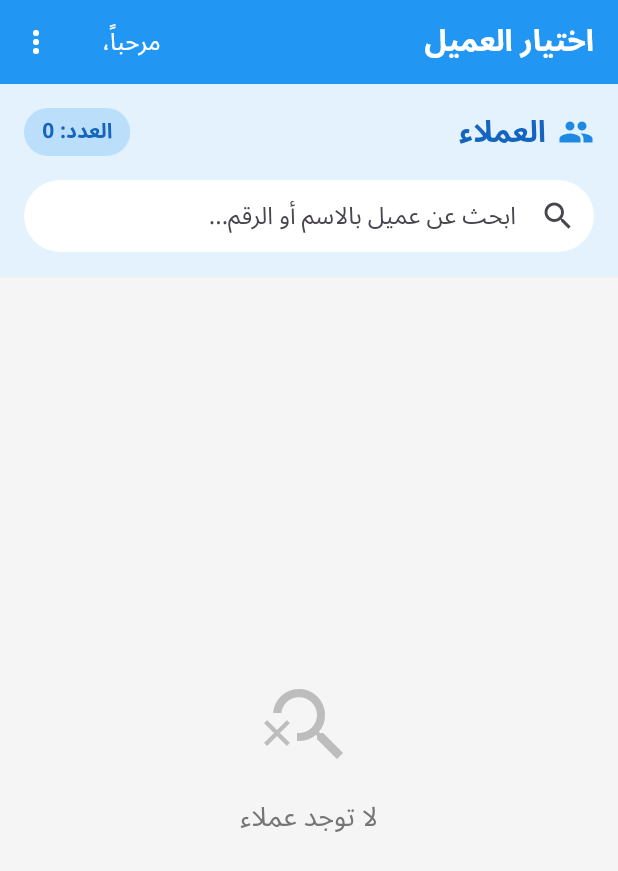
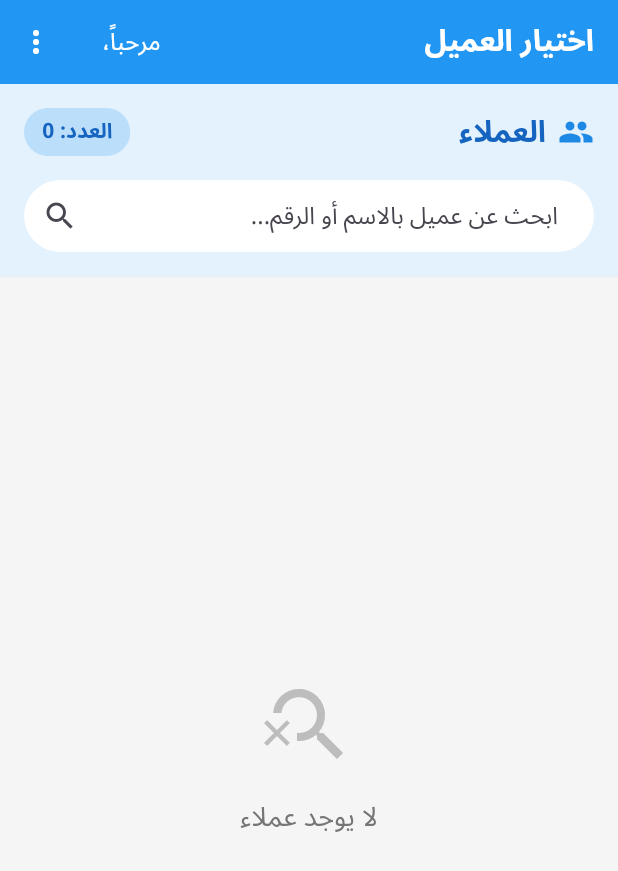
Before and after one commit to qihameedah/JalaAS, a Flutter app: the ContactSelectionScreen screen opened directly with empty values, on a phone screen of 412 x 824 dp. Shown: the top 871 px of the screen. Run offline on Flutter 3.47's test engine with Material 3 defaults, Android fonts, the phone set to English and light mode, and no system bars; our stand-ins replace connectivity_plus, google_fonts, pdf, pin_code_fields, printing, shared_preferences and 1 more; accounts and stored records are empty.

Commit message:
Ma7moud's Commit

```diff
--- a/lib/screens/web/web_contact_selection_screen.dart
+++ b/lib/screens/web/web_contact_selection_screen.dart
@@ -160,7 +160,9 @@ class _ContactSelectionScreenState extends State<ContactSelectionScreen> {
     final screenWidth = MediaQuery.of(context).size.width;
     final isDesktop = screenWidth > 900;
 
-    return Scaffold(
+    return Directionality(
+      textDirection: TextDirection.rtl,
+      child: Scaffold(
         appBar: AppBar(
           title: const Text('اختيار العميل'),
           actions: [
@@ -233,7 +235,7 @@ class _ContactSelectionScreenState extends State<ContactSelectionScreen> {
                       ),
                       const Spacer(),
                       if (_isLoading)
-                      const CircularProgressIndicator()
+                        SizedBox()
                       else
                         Container(
                           padding: const EdgeInsets.symmetric(
@@ -262,8 +264,8 @@ class _ContactSelectionScreenState extends State<ContactSelectionScreen> {
                       controller: _searchController,
                       decoration: InputDecoration(
                         hintText: 'ابحث عن عميل بالاسم أو الرقم...',
-                      prefixIcon: const Icon(Icons.search),
-                      suffixIcon: _searchQuery.isNotEmpty
+                        suffixIcon: const Icon(Icons.search),
+                        prefixIcon: _searchQuery.isNotEmpty
                             ? IconButton(
                           icon: const Icon(Icons.clear),
                           onPressed: () {
@@ -303,7 +305,7 @@ class _ContactSelectionScreenState extends State<ContactSelectionScreen> {
                     const SizedBox(height: 16),
                     Text(
                       _searchQuery.isEmpty
-                                  ? 'لا توجد عملاء'
+                          ? 'لا يوجد عملاء'
                           : 'لا توجد نتائج للبحث "$_searchQuery"',
                       style: TextStyle(
                         fontSize: 18,
@@ -337,6 +339,7 @@ class _ContactSelectionScreenState extends State<ContactSelectionScreen> {
               ),
             ),
           ],
+        ),
       ),
     );
   }
--- a/lib/screens/web/web_main.dart
+++ b/lib/screens/web/web_main.dart
@@ -11,7 +11,7 @@ class WebApp extends StatelessWidget {
   Widget build(BuildContext context) {
     return MaterialApp(
       title: '${AppConstants.appName} - Web',
-      debugShowCheckedModeBanner: true,
+      debugShowCheckedModeBanner: false,
       theme: ThemeData(
         primarySwatch: Colors.blue,
         primaryColor: const Color(AppConstants.primaryColor),
--- a/lib/services/supabase_service.dart
+++ b/lib/services/supabase_service.dart
@@ -10,7 +10,7 @@ class SupabaseService {
     await Supabase.initialize(
       url: 'https://ykwnsmyvkwjctidhoqib.supabase.co',
       anonKey:
-          'eyJhbGciOiJIUzI1NiIsInR5cCI6IkpXVCJ9.eyJpc3MiOiJzdXBhYmFzZSIsInJlZiI6Inlrd25zbXl2a3dqY3RpZGhvcWliIiwicm9sZSI6ImFub24iLCJpYXQiOjE3NTExOTkzMzYsImV4cCI6MjA2Njc3NTMzNn0.W6WYYc-s24kX2H_-9bvWe1nG31lDlFCSVnDSqIKD5xk',
+      'eyJhbGciOiJIUzI1NiIsInR5cCI6IkpXVCJ9.eyJpc3MiOiJzdXBhYmFzZSIsInJlZiI6Inlrd25zbXl2a3dqY3RpZGhvcWliIiwicm9sZSI6ImFub24iLCJpYXQiOjE3NTExOTkzMzYsImV4cCI6MjA2Njc3NTMzNn0.W6WYYc-s24kX2H_-9bvWe1nG31lDlFCSVnDSqIKD5xk',
     );
   }
 
@@ -102,7 +102,7 @@ class SupabaseService {
       if (user == null) return null;
 
       final response =
-          await _client.from('users').select().eq('id', user.id).single();
+      await _client.from('users').select().eq('id', user.id).single();
 
       return AppUser.fromJson(response);
     } catch (e) {
--- a/pubspec.yaml
+++ b/pubspec.yaml
@@ -34,10 +34,12 @@ dependencies:
   printing: ^5.12.0
 
   # Utilities
-  intl: ^0.19.0
+  intl: 0.20.2
   connectivity_plus: ^6.1.4
   flutter_launcher_icons: ^0.14.4
   pin_code_fields: ^8.0.1
+  logging: ^1.2.0
+
 
   # Platform specific
   flutter_web_plugins:
```
Also changed, not shown: pubspec.lock, 2 other files. Lines whose indentation alone changed are shown as unchanged.
